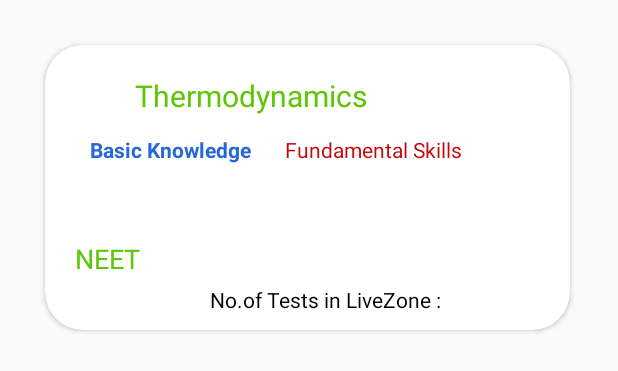
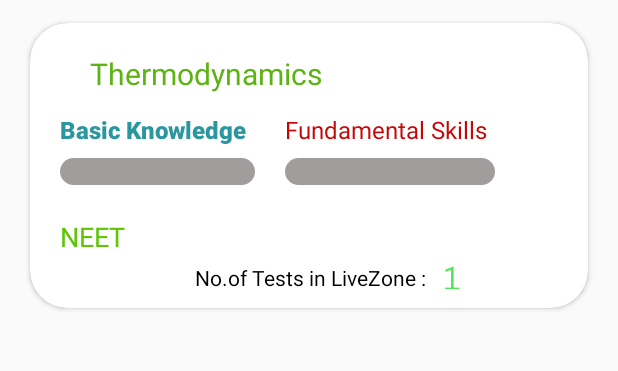
Before and after one commit to vissu741/SkygetSalesman, an Android app: the layout intractive_practice_desgine_layot.xml on its own in the app's theme, with its tools: preview values and no code run, on a phone screen of 412 x 824 dp. Shown: the top 371 px of the screen. Run offline under Robolectric (Android 15) with nearby library versions, the phone set to English and light mode, and no system bars; Roboto replaces fonts that are not available here.

Commit message:
intractive_practice_desgine_layout dynamic fragement change intractive practice tab layout change

```diff
--- a/app/src/main/java/com/skyget/counsellor/views/adapters/IntractivepracticeAdapter.java
+++ b/app/src/main/java/com/skyget/counsellor/views/adapters/IntractivepracticeAdapter.java
@@ -58,7 +58,7 @@ public class IntractivepracticeAdapter extends RecyclerView.Adapter<Intractivepr
     @Override
     public int getItemCount() {
 
-        return /*chapterwise_list_responses == null ? 0 :*/ chapterwise_list_responses.size();
+        return chapterwise_list_responses == null ? 0 :chapterwise_list_responses.size();
     }
 
 
--- /dev/null
+++ b/app/src/main/res/drawable/boxes.xml
@@ -0,0 +1,13 @@
+<?xml version="1.0" encoding="utf-8"?>
+<selector xmlns:android="http://schemas.android.com/apk/res/android">
+    <shape
+        xmlns:android="http://schemas.android.com/apk/res/android"/>
+        <item>
+       <shape android:shape="rectangle">
+        <solid android:angle="270"
+            android:color="#A19D9D"/>
+           <corners android:bottomLeftRadius="30dp" android:bottomRightRadius="30dp" android:topLeftRadius="30dp" android:topRightRadius="30dp"/>
+    </shape>
+        </item>
+
+</selector>
--- a/app/src/main/res/layout/intractive_practice_desgine_layot.xml
+++ b/app/src/main/res/layout/intractive_practice_desgine_layot.xml
@@ -1,38 +1,59 @@
 <?xml version="1.0" encoding="utf-8"?>
-<layout xmlns:app="http://schemas.android.com/apk/res-auto">
-
-    <RelativeLayout xmlns:android="http://schemas.android.com/apk/res/android"
-        android:layout_width="match_parent"
-        android:layout_height="match_parent"
-        android:orientation="vertical">
-
-
+<layout xmlns:android="http://schemas.android.com/apk/res/android"
+    xmlns:app="http://schemas.android.com/apk/res-auto">
         <androidx.cardview.widget.CardView
-            android:layout_width="350dp"
+            android:layout_width="match_parent"
             android:layout_height="190dp"
-            android:layout_marginStart="30dp"
-            android:layout_marginTop="30dp"
+            android:layout_marginStart="20dp"
+            android:layout_marginEnd="20dp"
+            android:layout_marginTop="15dp"
+            android:background="@color/white"
             app:cardCornerRadius="25dp">
 
             <TextView
                 android:id="@+id/Cardtext1"
                 android:layout_width="match_parent"
                 android:layout_height="wrap_content"
-                android:layout_marginStart="60dp"
+                android:layout_marginStart="40dp"
                 android:layout_marginTop="20dp"
                 android:text="Thermodynamics"
-                android:textColor="#5EC507"
+                android:textColor="#5DB314"
                 android:textSize="20dp" />
 
             <TextView
                 android:id="@+id/Cardtext2"
                 android:layout_width="match_parent"
                 android:layout_height="wrap_content"
-                android:layout_marginStart="30dp"
+                android:layout_marginStart="20dp"
                 android:layout_marginTop="60dp"
+                android:fontFamily="sans-serif-black"
                 android:text="Basic Knowledge"
-                android:textColor="#2668D6"
+                android:textColor="#2C969F"
+
+                android:textSize="16dp"
                 android:textStyle="bold" />
+            <TextView
+                android:id="@+id/Cardtextbox0"
+                android:layout_width="140dp"
+                android:layout_height="18dp"
+                android:layout_marginStart="170dp"
+                android:layout_marginTop="90dp"
+                android:text="               "
+                android:textColor="#2C969F"
+                android:background="@drawable/boxes"
+                android:textStyle="bold" />
+
+            <TextView
+                android:id="@+id/Cardtextbox"
+                android:layout_width="130dp"
+                android:layout_height="18dp"
+                android:layout_marginStart="20dp"
+                android:layout_marginTop="90dp"
+                android:text="               "
+                android:textColor="#2C969F"
+                android:background="@drawable/boxes"
+                android:textStyle="bold" />
+
 
             <TextView
                 android:id="@+id/Cardtext3"
@@ -48,9 +69,10 @@
                 android:id="@+id/Cardtext4"
                 android:layout_width="match_parent"
                 android:layout_height="wrap_content"
-                android:layout_marginStart="160dp"
+                android:layout_marginStart="170dp"
                 android:layout_marginTop="60dp"
                 android:text="Fundamental Skills"
+                android:textSize="16dp"
                 android:textColor="#C50707" />
 
             <TextView
@@ -63,6 +85,26 @@
                 android:text="No.of Tests in LiveZone :"
                 android:textColor="@color/black" />
 
+            <TextView
+                android:id="@+id/Cardtext6"
+                android:layout_width="match_parent"
+                android:layout_height="30dp"
+                android:layout_marginStart="275dp"
+                android:layout_marginTop="155dp"
+                android:textSize="20dp"
+                android:text="1"
+                android:textColor="#BE1ADF24" />
+            <TextView
+                android:id="@+id/Cardtext7"
+                android:layout_width="match_parent"
+                android:layout_height="30dp"
+                android:layout_marginStart="276dp"
+                android:layout_marginTop="147.5dp"
+                android:textSize="40dp"
+                android:text="-"
+                android:textColor="#BE1ADF24" />
+
+
 
 
         </androidx.cardview.widget.CardView>
@@ -71,7 +113,7 @@
             android:layout_height="wrap_content"
             android:id="@+id/recyclerviewIntractive"/>-->
 
-    </RelativeLayout>
+
 
 
 </layout>
```
Also changed, not shown: app/src/main/res/layout/activity_intractive_practice_ai.xml (+40 -27 lines), app/src/main/res/layout/fragment_dynamic.xml (+4 -5 lines).
